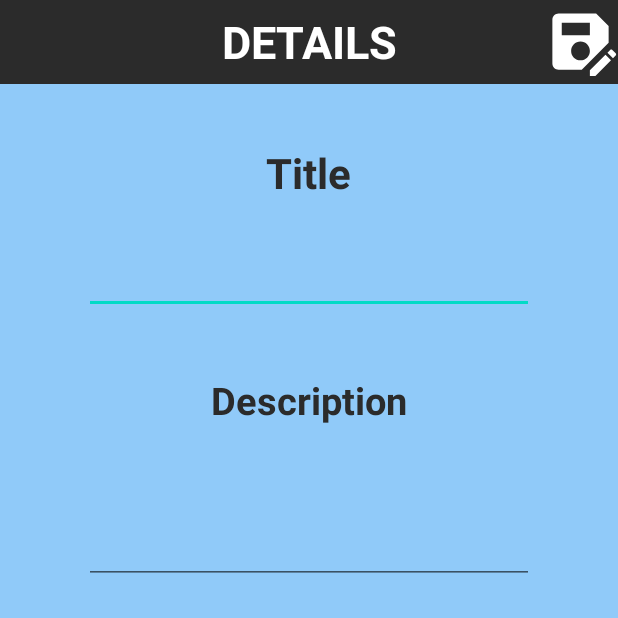
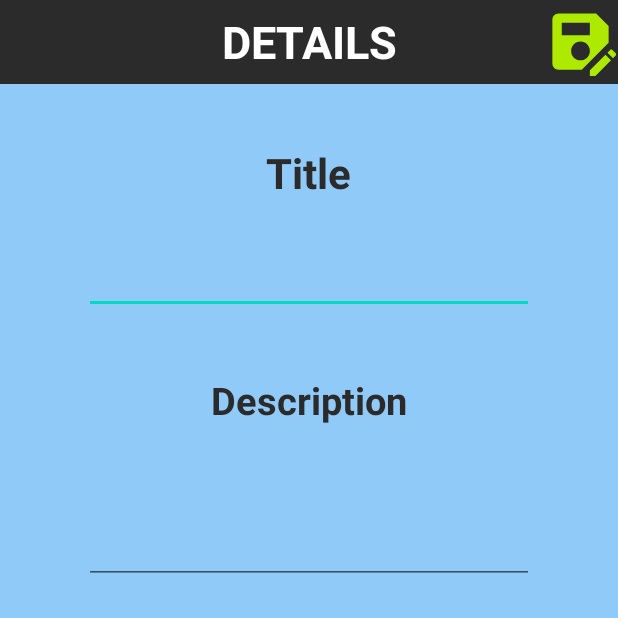
Before and after one commit to souvik757/Reminder, an Android app: the NotesDetails screen opened directly, with no data from a screen before it, on a phone screen of 412 x 824 dp, the top half of it. Run offline under Robolectric (Android 15) with nearby library versions, the phone set to English and light mode, and no system bars.

Commit message:
-08- commit -- push

```diff
--- a/app/src/main/java/com/example/reminder/ModelNotes.java
+++ b/app/src/main/java/com/example/reminder/ModelNotes.java
@@ -5,6 +5,7 @@ import java.util.Date;
 
 public class ModelNotes {
     public static ArrayList<ModelNotes> _list_NOTE_ = new ArrayList<>() ;
+    public static String NOTE_EDIT_EXTRA = "noteEdit" ;
     private int id ;
     private String tile ;
     private String description ;
@@ -24,6 +25,24 @@ public class ModelNotes {
         this.deleted = deleted;
     }
 
+    public static ModelNotes getIDofNote(int ID){
+        for(ModelNotes notes : _list_NOTE_){
+            if(notes.getId() == ID)
+                return notes ;
+        }
+        return null ;
+    }
+
+    public static ArrayList<ModelNotes> nonDeletedNotes(){
+        ArrayList<ModelNotes> nonDeleted = new ArrayList<>() ;
+        for(ModelNotes notes : _list_NOTE_){
+            if(notes.getDeleted() == null){
+                nonDeleted.add(notes) ;
+            }
+        }
+
+        return nonDeleted ;
+    }
     public int getId() {
         return id;
     }
--- a/app/src/main/java/com/example/reminder/NotesDetails.java
+++ b/app/src/main/java/com/example/reminder/NotesDetails.java
@@ -2,6 +2,7 @@ package com.example.reminder;
 
 import androidx.appcompat.app.AppCompatActivity;
 
+import android.content.Intent;
 import android.database.sqlite.SQLiteDatabase;
 import android.os.Bundle;
 import android.view.View;
@@ -10,9 +11,13 @@ import android.widget.EditText;
 
 import com.google.android.material.snackbar.Snackbar;
 
+import java.util.Date;
+
 public class NotesDetails extends AppCompatActivity {
     private EditText _for_TITLE_ ;
     private EditText _for_DESCRIPTION_ ;
+    private ModelNotes modelNotes ;
+    Button _del_btn_ ;
     Button _save_ ;
 
     @Override
@@ -28,23 +33,54 @@ public class NotesDetails extends AppCompatActivity {
                 Snackbar.make(v , "Saved" , Snackbar.LENGTH_LONG).show() ;
             }
         });
+        checkForEditNote() ;
+    }
+
+    private void checkForEditNote(){
+        Intent prev_intent = getIntent() ;
+        int passedID = prev_intent.getIntExtra(ModelNotes.NOTE_EDIT_EXTRA , -1) ;
+        modelNotes = ModelNotes.getIDofNote(passedID) ;
+        if(modelNotes != null){
+            _for_TITLE_.setText(modelNotes.getTile()) ;
+            _for_DESCRIPTION_.setText(modelNotes.getDescription()) ;
+        }
+        else
+        {
+            _del_btn_.setVisibility(View.INVISIBLE) ;
+        }
     }
 
     private void initWidgets() {
         _for_TITLE_       = findViewById(R.id._edit_title_) ;
         _for_DESCRIPTION_ = findViewById(R.id._edit_description_) ;
+        _del_btn_ = findViewById(R.id._DEL_) ;
     }
 
     public void saveNote(View view){
-        SQLiteManager sqLiteManager = new SQLiteManager(this) ;
+        SQLiteManager sqLiteManager = SQLiteManager.instanceofDB(this) ;
 
         String title = String.valueOf(_for_TITLE_.getText()) ;
         String description  = String.valueOf(_for_DESCRIPTION_.getText()) ;
 
-        int ID = ModelNotes._list_NOTE_.size() ;
-        ModelNotes _notes_ = new ModelNotes(ID , title , description) ;
-        sqLiteManager.AddNoteToDB(_notes_) ;
-        ModelNotes._list_NOTE_.add(_notes_) ;
+        if(modelNotes == null){
+            int ID = ModelNotes._list_NOTE_.size() ;
+            ModelNotes _notes_ = new ModelNotes(ID , title , description) ;
+            ModelNotes._list_NOTE_.add(_notes_) ;
+            sqLiteManager.AddNoteToDB(_notes_) ;
+        }
+        else
+        {
+            modelNotes.setTile(title) ;
+            modelNotes.setDescription(description) ;
+            sqLiteManager.updateNotesDB(modelNotes);
+        }
+        finish();
+    }
+
+    public void deleteNote(View view){
+        SQLiteManager sqLiteManager = SQLiteManager.instanceofDB(this) ;
+        ModelNotes._list_NOTE_.remove(modelNotes) ;
+        sqLiteManager.DeleteNote(modelNotes) ;
         finish();
     }
 }
--- /dev/null
+++ b/app/src/main/res/drawable/baseline_delete_24.xml
@@ -0,0 +1,5 @@
+<vector android:height="24dp" android:tint="#000000"
+    android:viewportHeight="24" android:viewportWidth="24"
+    android:width="24dp" xmlns:android="http://schemas.android.com/apk/res/android">
+    <path android:fillColor="@android:color/white" android:pathData="M6,19c0,1.1 0.9,2 2,2h8c1.1,0 2,-0.9 2,-2V7H6v12zM19,4h-3.5l-1,-1h-5l-1,1H5v2h14V4z"/>
+</vector>
--- a/app/src/main/res/layout/activity_main.xml
+++ b/app/src/main/res/layout/activity_main.xml
@@ -1,8 +1,6 @@
 <?xml version="1.0" encoding="utf-8"?>
-<LinearLayout
-    xmlns:android="http://schemas.android.com/apk/res/android"
+<LinearLayout xmlns:android="http://schemas.android.com/apk/res/android"
     xmlns:tools="http://schemas.android.com/tools"
-    xmlns:app="http://schemas.android.com/apk/res-auto"
     android:layout_width="match_parent"
     android:layout_height="match_parent"
     android:background="#FFFFFF"
--- a/app/src/main/res/layout/activity_notes_details.xml
+++ b/app/src/main/res/layout/activity_notes_details.xml
@@ -27,7 +27,7 @@
             android:layout_width="50dp"
             android:layout_height="50dp"
             android:background="@drawable/baseline_save_as_24"
-            android:backgroundTint="@color/white"
+            android:backgroundTint="#AEEA00"
             android:layout_gravity="end"/>
     </androidx.appcompat.widget.Toolbar>
 
@@ -65,4 +65,13 @@
         android:layout_gravity="center"
         android:textColor="@color/darkGrey"
         android:maxLines="4"/>
+    <androidx.appcompat.widget.AppCompatButton
+        android:id="@+id/_DEL_"
+        android:onClick="deleteNote"
+        android:layout_width="70dp"
+        android:layout_height="70dp"
+        android:background="@drawable/baseline_delete_24"
+        android:layout_marginTop="40dp"
+        android:backgroundTint="@color/red"
+        android:layout_gravity="center"/>
 </LinearLayout>
```
Also changed, not shown: app/src/main/java/com/example/reminder/MainActivity.java (+21 -9 lines), app/src/main/java/com/example/reminder/SQLiteManager.java (+17 -4 lines).
